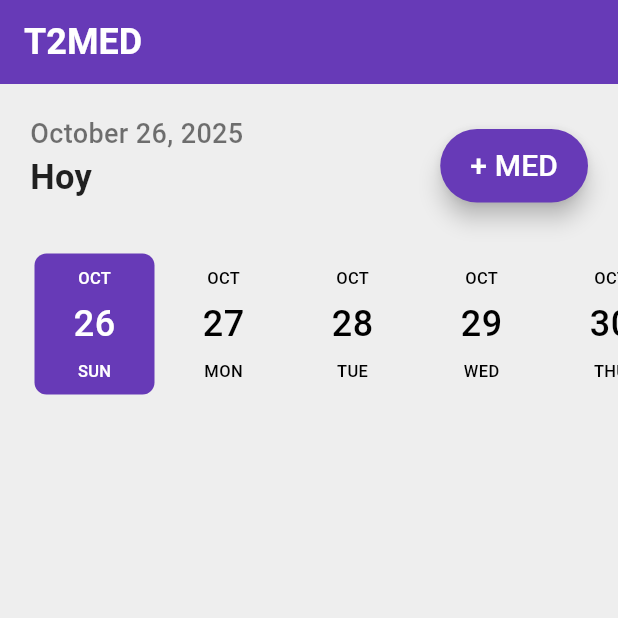
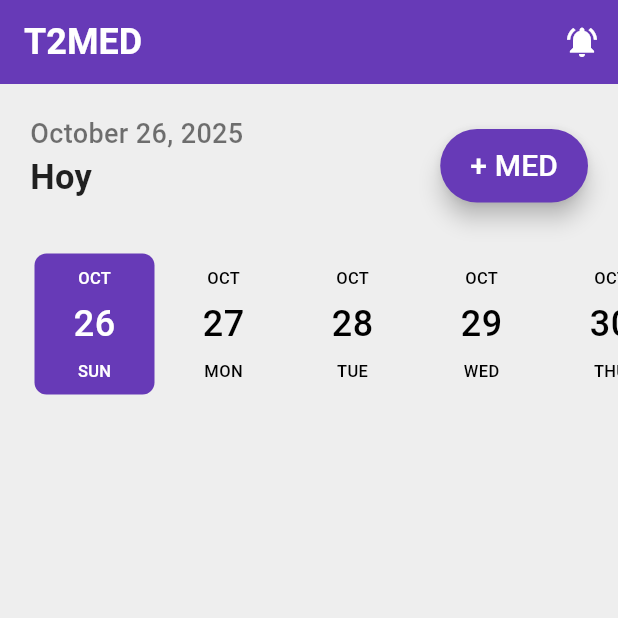
Before and after one commit to Chuluet/T2MED, a Flutter app: the HomePage screen opened by its route, on a phone screen of 412 x 824 dp, the top half of it. Run offline on Flutter 3.47's test engine with Material 3 defaults, Android fonts, the phone set to English and light mode, and no system bars; drawn by our look-alikes of date_picker_timeline; our stand-ins replace awesome_notifications, cloud_firestore, firebase_auth, firebase_core; accounts and stored records are empty.

Commit message:
feat: Add test notification button to home page

```diff
--- a/t2med/lib/pages/home_page.dart
+++ b/t2med/lib/pages/home_page.dart
@@ -3,6 +3,7 @@ import 'package:intl/intl.dart';
 import 'package:date_picker_timeline/date_picker_timeline.dart';
 import 'package:cloud_firestore/cloud_firestore.dart';
 import 'package:firebase_auth/firebase_auth.dart';
+import 'package:t2med/services/notification_service.dart';
 
 import 'addmed_page.dart';
 import 'editmed_page.dart';
@@ -18,6 +19,7 @@ class _HomePageState extends State<HomePage> {
   DateTime _selectedDate = DateTime.now();
 
  final List<Color> _colors = [Colors.orange, Colors.indigo, Colors.pink];
+ final NotificationService _notificationService = NotificationService();
 
   @override
   Widget build(BuildContext context) {
@@ -40,6 +42,18 @@ class _HomePageState extends State<HomePage> {
         ),
         backgroundColor: Colors.deepPurple,
         automaticallyImplyLeading: false,
+        actions: [
+          IconButton(
+            icon: const Icon(Icons.notifications_active, color: Colors.white),
+            onPressed: () {
+              _notificationService.showNotification(
+                1,
+                'Notificación de Prueba',
+                'Esta es una prueba de notificación inmediata.'
+              );
+            },
+          ),
+        ],
       ),
       body: Column(
         children: [
```
